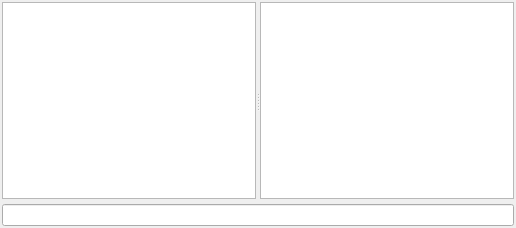
First picture: the form in ui/roomframe.ui, repository kervala/kdamn, before the edit.
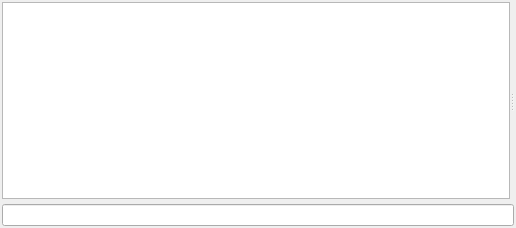
Second picture: the form after the edit. Custom widgets are drawn as their Qt base class.

Commit message: Changed: When no user, mask users list

```diff
--- a/ui/roomframe.ui
+++ b/ui/roomframe.ui
@@ -43,6 +43,12 @@
       </property>
      </widget>
      <widget class="QListView" name="usersView">
+      <property name="maximumSize">
+       <size>
+        <width>0</width>
+        <height>16777215</height>
+       </size>
+      </property>
       <property name="horizontalScrollBarPolicy">
        <enum>Qt::ScrollBarAlwaysOff</enum>
       </property>
```
